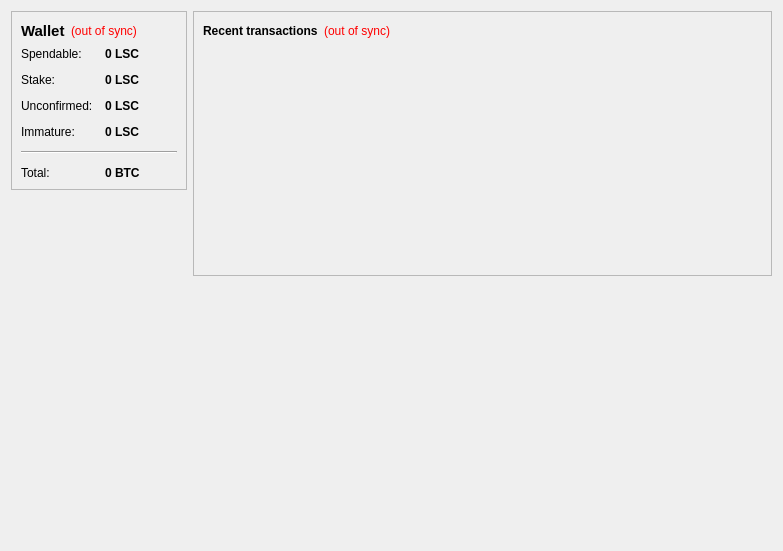
lifestylecoin/LifeStyleCoinV2, file src/qt/forms/overviewpage.ui: the form before one commit.
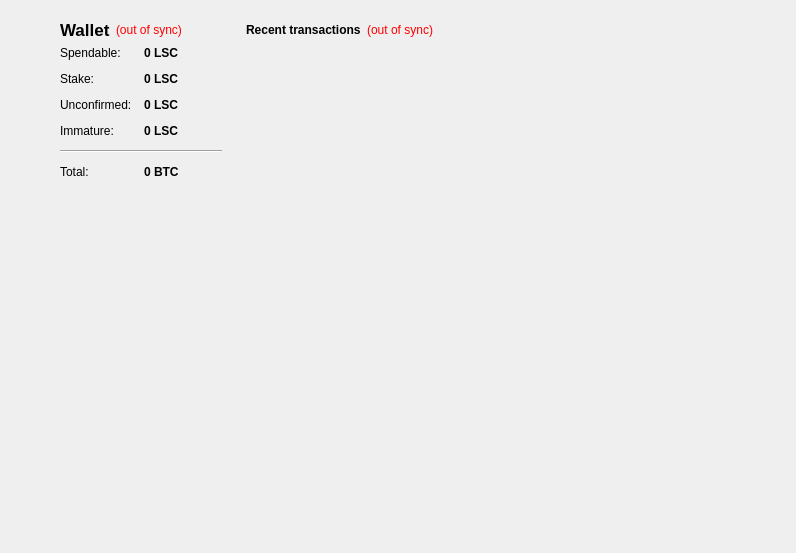
The form after the commit. Icons and pictures are not drawn.

```diff
--- a/src/qt/forms/overviewpage.ui
+++ b/src/qt/forms/overviewpage.ui
@@ -9,8 +9,8 @@
    <rect>
     <x>0</x>
     <y>0</y>
-    <width>783</width>
-    <height>551</height>
+    <width>796</width>
+    <height>553</height>
    </rect>
   </property>
   <property name="sizePolicy">
@@ -28,17 +28,33 @@
   <property name="windowTitle">
    <string>Form</string>
   </property>
-  <layout class="QHBoxLayout" name="horizontalLayout" stretch="0,1">
+  <layout class="QHBoxLayout" name="horizontalLayout" stretch="0,0,1">
+   <item>
+    <spacer name="horizontalSpacer_3">
+     <property name="orientation">
+      <enum>Qt::Horizontal</enum>
+     </property>
+     <property name="sizeHint" stdset="0">
+      <size>
+       <width>40</width>
+       <height>20</height>
+      </size>
+     </property>
+    </spacer>
+   </item>
    <item>
     <layout class="QVBoxLayout" name="verticalLayout_2">
      <item>
       <widget class="QFrame" name="frame">
        <property name="frameShape">
-        <enum>QFrame::StyledPanel</enum>
+        <enum>QFrame::NoFrame</enum>
        </property>
        <property name="frameShadow">
         <enum>QFrame::Raised</enum>
        </property>
+       <property name="lineWidth">
+        <number>1</number>
+       </property>
        <layout class="QVBoxLayout" name="verticalLayout_4">
         <item>
          <layout class="QHBoxLayout" name="horizontalLayout_4">
@@ -46,7 +62,7 @@
            <widget class="QLabel" name="label_5">
             <property name="font">
              <font>
-              <pointsize>11</pointsize>
+              <pointsize>13</pointsize>
               <weight>75</weight>
               <bold>true</bold>
              </font>
@@ -297,11 +313,14 @@
      <item>
       <widget class="QFrame" name="frame_2">
        <property name="frameShape">
-        <enum>QFrame::StyledPanel</enum>
+        <enum>QFrame::NoFrame</enum>
        </property>
        <property name="frameShadow">
         <enum>QFrame::Raised</enum>
        </property>
+       <property name="lineWidth">
+        <number>1</number>
+       </property>
        <layout class="QVBoxLayout" name="verticalLayout">
         <item>
          <layout class="QHBoxLayout" name="horizontalLayout_2">
```
Left out of the diff: 27 changed lines with no effect on the pictures.
